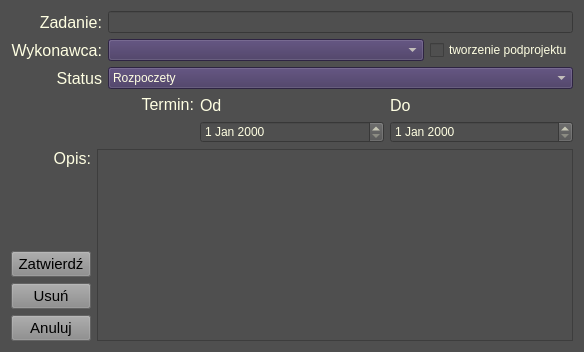
Before: the Qt Designer form project_managment/project_managment/edycja_zadanie_okno.ui in Sleyn2/IO_projectmanagement, drawn with Qt 5.
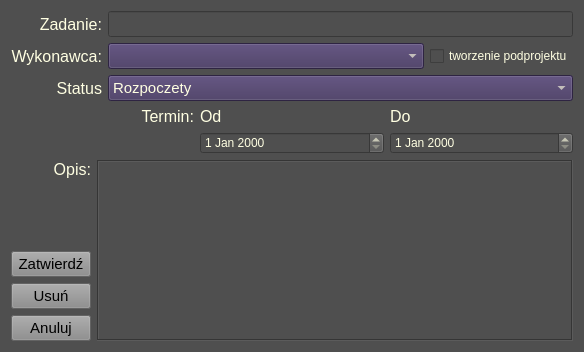
After: the same form once the commit is applied.

Diff of the .ui file:
```diff
--- a/project_managment/project_managment/edycja_zadanie_okno.ui
+++ b/project_managment/project_managment/edycja_zadanie_okno.ui
@@ -207,9 +207,17 @@
      </item>
      <item>
       <widget class="QTextEdit" name="textEdit_opis">
+       <property name="font">
+        <font>
+         <pointsize>11</pointsize>
+        </font>
+       </property>
        <property name="styleSheet">
         <string notr="true">color: rgb(255, 255, 226);</string>
        </property>
+       <property name="frameShape">
+        <enum>QFrame::Box</enum>
+       </property>
       </widget>
      </item>
     </layout>
@@ -218,6 +226,11 @@
     <layout class="QGridLayout" name="gridLayout">
      <item row="2" column="1">
       <widget class="QComboBox" name="comboBox_status">
+       <property name="font">
+        <font>
+         <pointsize>11</pointsize>
+        </font>
+       </property>
        <property name="styleSheet">
         <string notr="true">color: rgb(255, 255, 226);
 background-color: rgb(65, 51, 93);</string>
@@ -241,6 +254,11 @@
      </item>
      <item row="0" column="1">
       <widget class="QLineEdit" name="lineEdit_nazwa">
+       <property name="font">
+        <font>
+         <pointsize>11</pointsize>
+        </font>
+       </property>
        <property name="styleSheet">
         <string notr="true">color: rgb(255, 255, 226);</string>
        </property>
@@ -304,6 +322,11 @@
       <layout class="QHBoxLayout" name="horizontalLayout_3">
        <item>
         <widget class="QComboBox" name="comboBox_Wykonawcy">
+         <property name="font">
+          <font>
+           <pointsize>11</pointsize>
+          </font>
+         </property>
          <property name="styleSheet">
           <string notr="true">color: rgb(255, 255, 226);
 background-color: rgb(65, 51, 93);</string>
```
